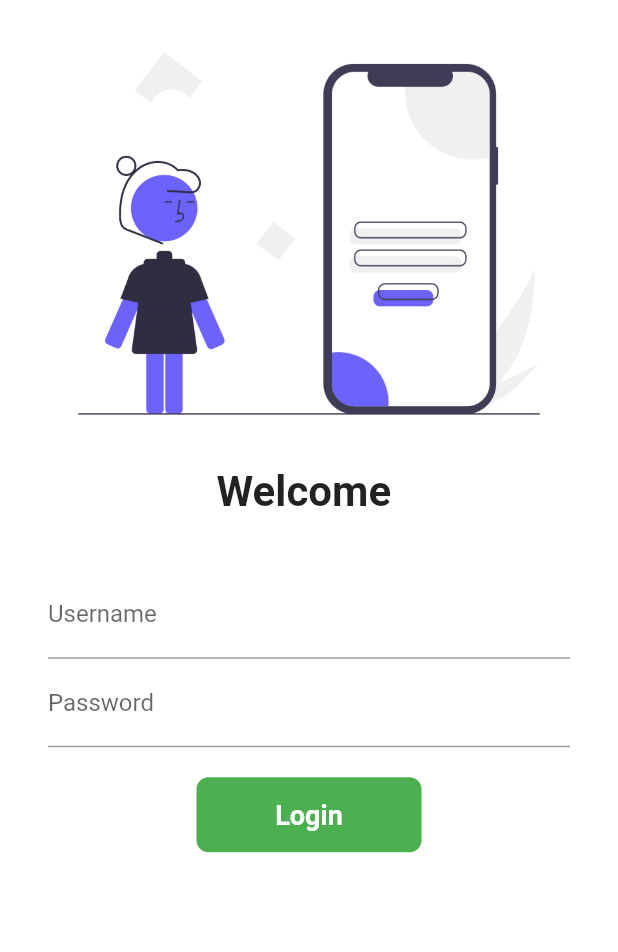
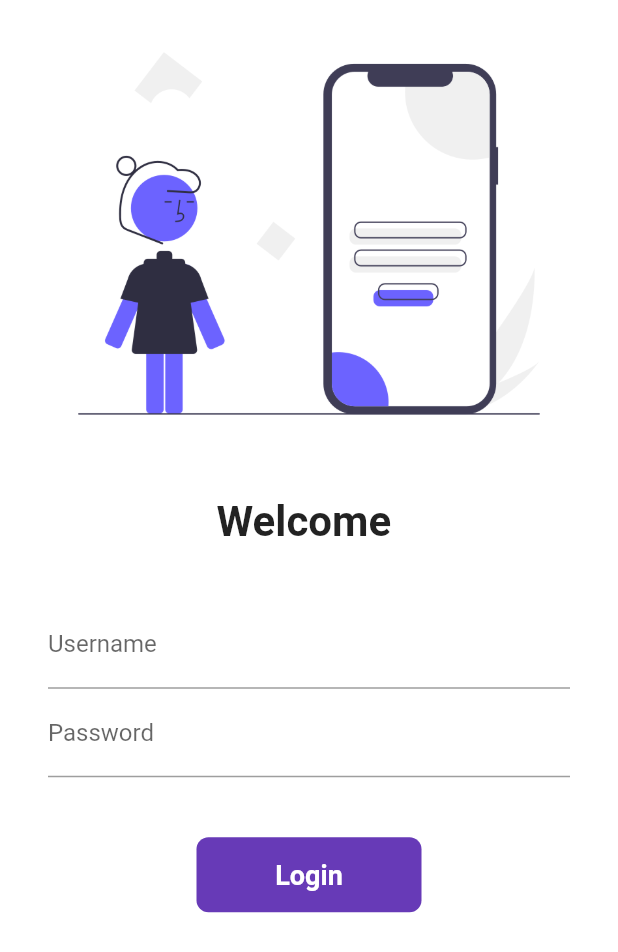
Before and after one commit to utsavshumsher/flutterApp, a Flutter app: the screen it shows after launch, on a phone screen of 412 x 824 dp. Shown: the top 952 px of the screen. Run offline on Flutter 3.47's test engine with Material 2 defaults, Android fonts, the phone set to English and light mode, and no system bars; our stand-ins replace google_fonts.

Commit message:
day8 commpleted

```diff
--- a/lib/pages/login_page.dart
+++ b/lib/pages/login_page.dart
@@ -1,41 +1,73 @@
 import 'package:flutter/material.dart';
-
 import '../utils/routes.dart';
 
 class LoginPage extends StatefulWidget {
-  const LoginPage({super.key});
-
   @override
-  State<LoginPage> createState() => _LoginPageState();
+  _LoginPageState createState() => _LoginPageState();
 }
 
 class _LoginPageState extends State<LoginPage> {
   String name = "";
   bool changeButton = false;
+
+  final _formKey = GlobalKey<FormState>();
+
+  moveToHome(BuildContext context) async {
+    if (_formKey.currentState!.validate()) {
+      setState(() {
+        changeButton = true;
+      });
+      await Future.delayed(Duration(seconds: 1));
+      await Navigator.pushNamed(context, MyRoutes.homeRoute);
+      setState(() {
+        changeButton = false;
+      });
+    }
+  }
+
   @override
   Widget build(BuildContext context) {
     return Material(
         color: Colors.white,
         child: SingleChildScrollView(
+          child: Form(
+            key: _formKey,
             child: Column(
               children: [
-            Image.asset("assets/images/login_image.png", fit: BoxFit.cover),
-            Text("Welcome $name",
+                Image.asset(
+                  "assets/images/login_image.png",
+                  fit: BoxFit.cover,
+                ),
+                SizedBox(
+                  height: 20.0,
+                ),
+                Text(
+                  "Welcome $name",
                   style: TextStyle(
                     fontSize: 28,
                     fontWeight: FontWeight.bold,
-                )),
+                  ),
+                ),
                 SizedBox(
                   height: 20.0,
                 ),
                 Padding(
-              padding:
-                  const EdgeInsets.symmetric(vertical: 16.0, horizontal: 32.0),
+                  padding: const EdgeInsets.symmetric(
+                      vertical: 16.0, horizontal: 32.0),
                   child: Column(
                     children: [
                       TextFormField(
                         decoration: InputDecoration(
-                        hintText: "Enter username", labelText: "Username"),
+                          hintText: "Enter username",
+                          labelText: "Username",
+                        ),
+                        validator: (value) {
+                          if (value==null) {
+                            return "Username cannot be empty";
+                          }
+
+                          return null;
+                        },
                         onChanged: (value) {
                           name = value;
                           setState(() {});
@@ -47,47 +79,51 @@ class _LoginPageState extends State<LoginPage> {
                           hintText: "Enter password",
                           labelText: "Password",
                         ),
+                        validator: (value) {
+                          if (value==null) {
+                            return "Password cannot be empty";
+                          } else if (value.length < 6) {
+                            return "Password length should be atleast 6";
+                          }
+
+                          return null;
+                        },
                       ),
                       SizedBox(
-                    height: 20.0,
+                        height: 40.0,
                       ),
-
-                  InkWell(
-                    onTap:()async{
-                      setState(() {
-                        changeButton=true;
-                      });
-                      await Future.delayed(Duration(seconds: 1));
-                       Navigator.pushNamed(context, MyRoutes.homeRoute);
-                    } ,
+                      Material(
+                        color: Colors.deepPurple,
+                        borderRadius:
+                            BorderRadius.circular(changeButton ? 50 : 8),
+                        child: InkWell(
+                          onTap: () => moveToHome(context),
                           child: AnimatedContainer(
                             duration: Duration(seconds: 1),
-                      width: changeButton?50: 150,
+                            width: changeButton ? 50 : 150,
                             height: 50,
                             alignment: Alignment.center,
-                      child: changeButton?Icon(Icons.done,color: Colors.white,): Text(
+                            child: changeButton
+                                ? Icon(
+                                    Icons.done,
+                                    color: Colors.white,
+                                  )
+                                : Text(
                                     "Login",
                                     style: TextStyle(
                                         color: Colors.white,
                                         fontWeight: FontWeight.bold,
                                         fontSize: 18),
                                   ),
-                      decoration: BoxDecoration(
-                          color: Colors.green,
-                          borderRadius: BorderRadius.circular(changeButton?50: 8)),
                           ),
-                  )
-                  // ElevatedButton(
-                  //   child: Text("Login"),
-                  //   style: TextButton.styleFrom(minimumSize:Size(150,40 )),
-                  //   onPressed: () {
-                  //    Navigator.pushNamed(context, MyRoutes.homeRoute);
-                  //   },
-                  // ),
+                        ),
+                      ),
                     ],
                   ),
                 )
               ],
-        )));
+            ),
+          ),
+        ));
   }
 }
```
Lines whose indentation alone changed are shown as unchanged.
